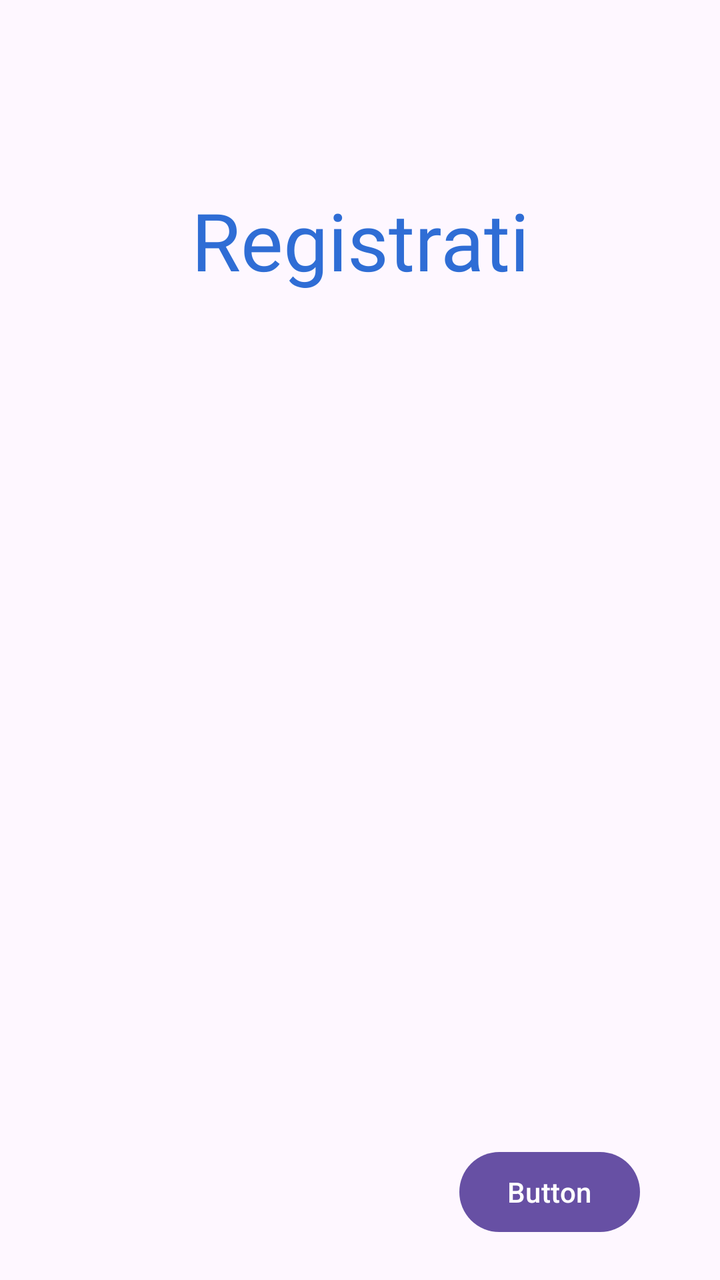
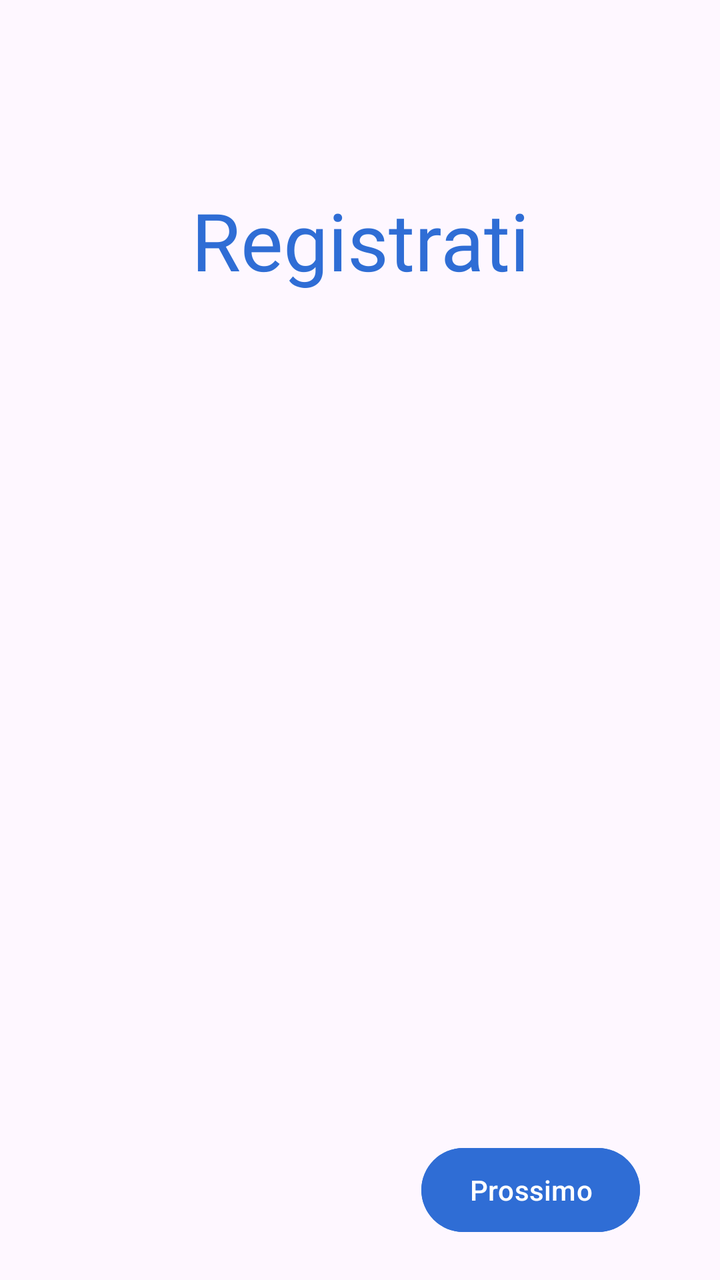

An Android layout rendered at two revisions. The XML below is the earlier revision; the diff shows what the commit changed to produce the second picture.
<!-- AndroidManifest.xml: application theme Theme.AsilApp -->
<!-- res/layout/fragment_signup.xml -->
<?xml version="1.0" encoding="utf-8"?>
<LinearLayout xmlns:android="http://schemas.android.com/apk/res/android"
    xmlns:app="http://schemas.android.com/apk/res-auto"
    xmlns:tools="http://schemas.android.com/tools"
    android:layout_width="match_parent"
    android:layout_height="match_parent"
    android:orientation="vertical"
    tools:context=".SignupFragment">

    <androidx.constraintlayout.widget.ConstraintLayout
        android:layout_width="match_parent"
        android:layout_height="100dp"
        android:layout_marginTop="70dp">

        <TextView
            android:id="@+id/signupTextView"
            android:layout_width="wrap_content"
            android:layout_height="wrap_content"
            android:fontFamily="@font/titillium_web_bold"
            android:text="Registrati"
            android:textColor="@color/titleColor"
            android:textSize="@dimen/title1FontSize"
            app:layout_constraintBottom_toBottomOf="parent"
            app:layout_constraintEnd_toEndOf="parent"
            app:layout_constraintStart_toStartOf="parent"
            app:layout_constraintTop_toTopOf="parent" />
    </androidx.constraintlayout.widget.ConstraintLayout>

    <FrameLayout
        android:id="@+id/registerSwitchView"
        android:layout_width="match_parent"
        android:layout_height="280dp">

    </FrameLayout>

    <androidx.constraintlayout.widget.ConstraintLayout
        android:layout_width="match_parent"
        android:layout_height="match_parent">

        <Button
            android:id="@+id/button"
            android:layout_width="wrap_content"
            android:layout_height="wrap_content"
            android:layout_marginRight="40dp"
            android:layout_marginBottom="20dp"
            android:text="Button"
            app:layout_constraintBottom_toBottomOf="parent"
            app:layout_constraintRight_toRightOf="parent" />
    </androidx.constraintlayout.widget.ConstraintLayout>


</LinearLayout>
<!-- resources referenced by this layout -->
<resources>
  <color name="titleColor">#2f6dd5</color>
  <dimen name="title1FontSize">40dp</dimen>
  <style name="Theme.AsilApp" parent="Base.Theme.AsilApp" />
  <style name="Base.Theme.AsilApp" parent="Theme.Material3.DayNight.NoActionBar">
          
          
      </style>
</resources>

<!-- the commit's change to res/layout/fragment_signup.xml (unified diff, before → after) -->
@@ -38,12 +38,13 @@
         android:layout_height="match_parent">
 
         <Button
-            android:id="@+id/button"
+            android:id="@+id/nextButton"
             android:layout_width="wrap_content"
-            android:layout_height="wrap_content"
+            android:layout_height="@dimen/buttonsLoginHeight"
             android:layout_marginRight="40dp"
             android:layout_marginBottom="20dp"
-            android:text="Button"
+            android:backgroundTint="@color/buttonsColor"
+            android:text="@string/nextButton"
             app:layout_constraintBottom_toBottomOf="parent"
             app:layout_constraintRight_toRightOf="parent" />
     </androidx.constraintlayout.widget.ConstraintLayout>
<!-- resource entries referenced after the edit -->
@@ -1,7 +1,10 @@
 <!-- resources referenced by this layout -->
 <resources>
+  <color name="buttonsColor">#2f6dd5</color>
   <color name="titleColor">#2f6dd5</color>
+  <dimen name="buttonsLoginHeight">50dp</dimen>
   <dimen name="title1FontSize">40dp</dimen>
+  <string name="nextButton">Prossimo</string>
   <style name="Theme.AsilApp" parent="Base.Theme.AsilApp" />
   <style name="Base.Theme.AsilApp" parent="Theme.Material3.DayNight.NoActionBar">
           
